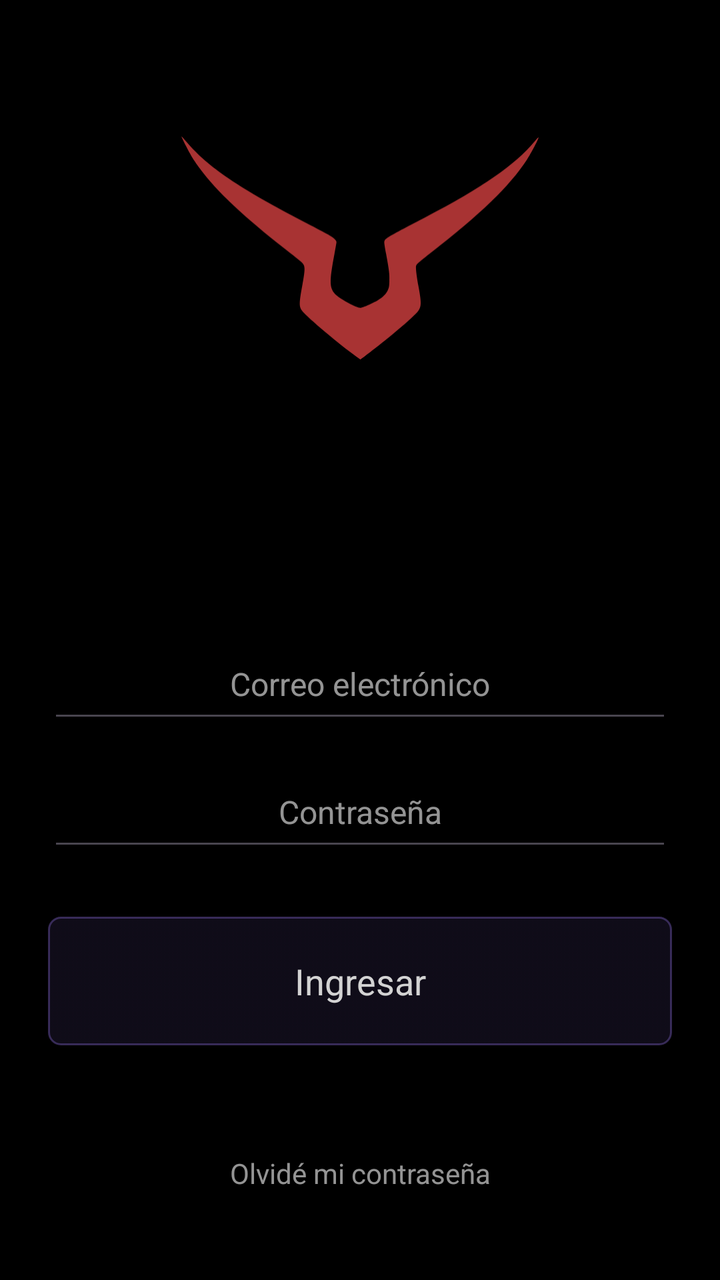
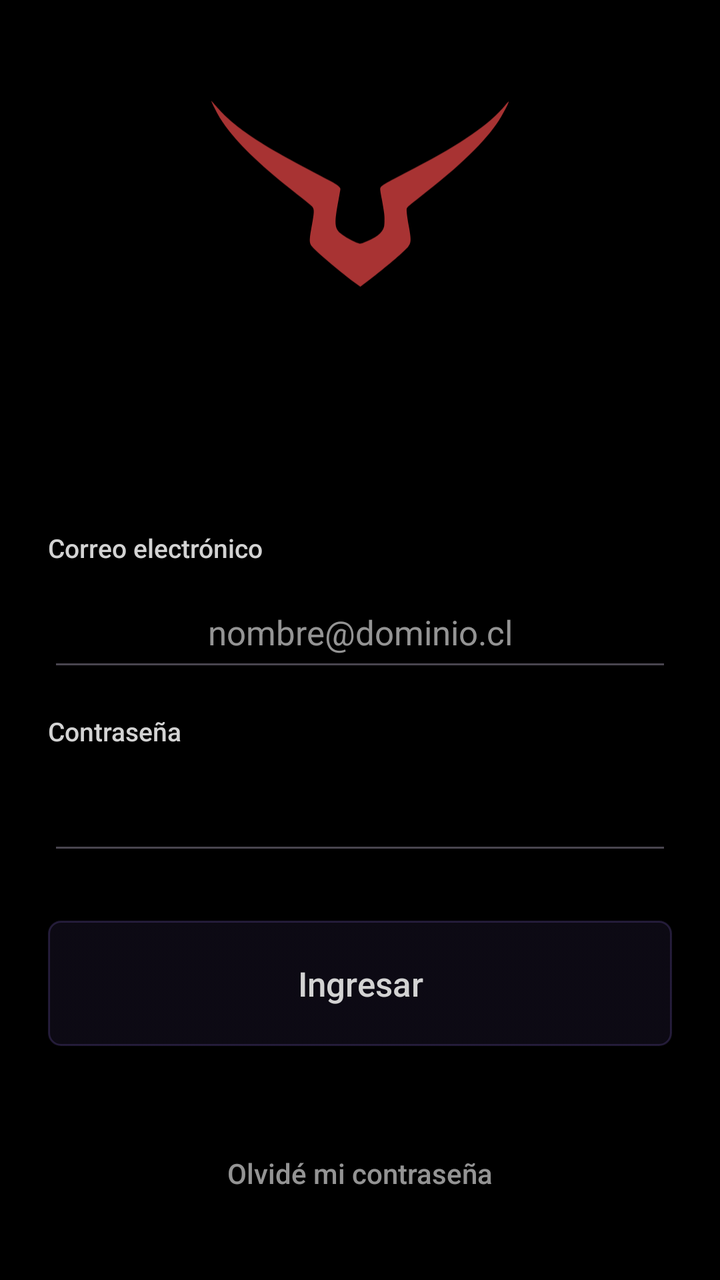

Two renders of the same Android screen: before a commit and after it. Below are the layout's source before the change and the commit's diff.
<!-- AndroidManifest.xml: application theme Theme.PROYECTOPENKA -->
<!-- res/layout/activity_main.xml -->
<?xml version="1.0" encoding="utf-8"?>
<androidx.constraintlayout.widget.ConstraintLayout xmlns:android="http://schemas.android.com/apk/res/android"
    xmlns:app="http://schemas.android.com/apk/res-auto"
    xmlns:tools="http://schemas.android.com/tools"
    android:id="@+id/main"
    android:layout_width="match_parent"
    android:layout_height="match_parent"
    tools:context=".MainActivity">

    <ImageView
        android:id="@+id/imageView3"
        android:layout_width="180dp"
        android:layout_height="135dp"
        android:layout_marginTop="56dp"
        app:layout_constraintEnd_toEndOf="parent"
        app:layout_constraintStart_toStartOf="parent"
        app:layout_constraintTop_toTopOf="parent"
        app:srcCompat="@drawable/logo" />

    <TextView
        android:id="@+id/logintitle"
        style="@style/Titulo"
        android:layout_width="wrap_content"
        android:layout_height="wrap_content"
        android:layout_marginTop="24dp"
        app:layout_constraintEnd_toEndOf="parent"
        app:layout_constraintStart_toStartOf="parent"
        app:layout_constraintTop_toBottomOf="@+id/imageView3" />

    <TextView
        android:id="@+id/loginsignal"
        style="@style/Pista"
        android:layout_width="wrap_content"
        android:layout_height="wrap_content"
        android:layout_marginTop="8dp"
        app:layout_constraintEnd_toEndOf="parent"
        app:layout_constraintStart_toStartOf="parent"
        app:layout_constraintTop_toBottomOf="@+id/logintitle" />

    <EditText
        android:id="@+id/correologin"
        style="@style/Campo"
        android:layout_marginStart="24dp"
        android:layout_marginEnd="24dp"
        android:layout_marginTop="32dp"
        android:autofillHints="emailAddress"
        android:hint="Correo electrónico"
        android:inputType="textEmailAddress"
        app:layout_constraintEnd_toEndOf="parent"
        app:layout_constraintStart_toStartOf="parent"
        app:layout_constraintTop_toBottomOf="@+id/loginsignal" />

    <EditText
        android:id="@+id/passwordlogin"
        style="@style/Campo"
        android:layout_marginStart="24dp"
        android:layout_marginEnd="24dp"
        android:layout_marginTop="12dp"
        android:autofillHints="password"
        android:hint="Contraseña"
        android:inputType="textPassword"
        app:layout_constraintEnd_toEndOf="parent"
        app:layout_constraintStart_toStartOf="parent"
        app:layout_constraintTop_toBottomOf="@+id/correologin" />

    <Button
        android:id="@+id/btnlogintry"
        style="@style/Boton"
        android:layout_width="match_parent"
        android:layout_height="wrap_content"
        android:layout_marginStart="24dp"
        android:layout_marginEnd="24dp"
        android:layout_marginTop="28dp"
        android:text="Ingresar"
        app:layout_constraintEnd_toEndOf="parent"
        app:layout_constraintStart_toStartOf="parent"
        app:layout_constraintTop_toBottomOf="@+id/passwordlogin" />

    <Button
        android:id="@+id/btnprogreso"
        style="@style/Boton.Texto"
        android:layout_width="wrap_content"
        android:layout_height="wrap_content"
        android:layout_marginBottom="24dp"
        android:text="Olvidé mi contraseña"
        app:layout_constraintBottom_toBottomOf="parent"
        app:layout_constraintEnd_toEndOf="parent"
        app:layout_constraintStart_toStartOf="parent" />

</androidx.constraintlayout.widget.ConstraintLayout>
<!-- resources referenced by this layout -->
<resources>
  <style name="Boton" parent="Widget.AppCompat.Button.Borderless">
          <item name="android:background">@drawable/fondo_boton</item>
          <item name="android:textColor">@color/texto_boton</item>
          <item name="android:textAllCaps">false</item>
          <item name="android:fontFamily">sans-serif</item>
          <item name="android:textSize">18sp</item>
          <item name="android:minHeight">56dp</item>
          <item name="android:paddingStart">24dp</item>
          <item name="android:paddingEnd">24dp</item>
          <item name="android:paddingTop">16dp</item>
          <item name="android:paddingBottom">16dp</item>
      </style>
  <style name="Boton.Texto">
          <item name="android:background">@drawable/fondo_boton_plano</item>
          <item name="android:textColor">@color/texto_pista</item>
          <item name="android:textSize">14sp</item>
          <item name="android:minHeight">40dp</item>
          <item name="android:paddingStart">12dp</item>
          <item name="android:paddingEnd">12dp</item>
      </style>
  <style name="Campo" parent="Widget.AppCompat.EditText">
          <item name="android:layout_width">match_parent</item>
          <item name="android:layout_height">52dp</item>
          <item name="android:fontFamily">sans-serif</item>
          <item name="android:textSize">16sp</item>
          <item name="android:textColor">@color/texto</item>
          <item name="android:textColorHint">@color/texto_pista</item>
          <item name="android:textAlignment">center</item>
      </style>
  <style name="Pista">
          <item name="android:fontFamily">sans-serif</item>
          <item name="android:textColor">@color/texto_pista</item>
          <item name="android:textSize">14sp</item>
          <item name="android:textAlignment">center</item>
      </style>
  <style name="Theme.PROYECTOPENKA" parent="Base.Theme.PROYECTOPENKA" />
  <!-- drawable fondo_boton (drawable) -->
  <?xml version="1.0" encoding="utf-8"?>
  <selector xmlns:android="http://schemas.android.com/apk/res/android">
      <item android:state_enabled="false">
          <shape android:shape="rectangle">
              <solid android:color="#0F960000" />
              <stroke android:width="1dp" android:color="#33D3D3D3" />
              <corners android:radius="6dp" />
          </shape>
      </item>
      <item android:state_pressed="true">
          <shape android:shape="rectangle">
              <solid android:color="#66960000" />
              <stroke android:width="1dp" android:color="@color/borde" />
              <corners android:radius="6dp" />
          </shape>
      </item>
      <item>
          <shape android:shape="rectangle">
              <solid android:color="#26960000" />
              <stroke android:width="1dp" android:color="@color/borde" />
              <corners android:radius="6dp" />
          </shape>
      </item>
  </selector>
  <color name="texto_pista">#B3D3D3D3</color>
  <color name="texto">#FFD3D3D3</color>
  <color name="texto_titulo">#FFA8A6A6</color>
  <style name="Base.Theme.PROYECTOPENKA" parent="Theme.Material3.DayNight.NoActionBar">
          <item name="android:windowBackground">@android:color/black</item>
          <item name="android:windowAnimationStyle">@style/FadeTransition</item>
      </style>
  <color name="borde">#80397676</color>
  <!-- unchanged entries left out for length: 4 -->
</resources>

<!-- the commit's change to res/layout/activity_main.xml (unified diff, before → after) -->
@@ -7,84 +7,122 @@
     android:layout_height="match_parent"
     tools:context=".MainActivity">
 
-    <ImageView
-        android:id="@+id/imageView3"
-        android:layout_width="180dp"
-        android:layout_height="135dp"
-        android:layout_marginTop="56dp"
+    <ScrollView
+        android:layout_width="0dp"
+        android:layout_height="0dp"
+        android:fillViewport="true"
+        app:layout_constraintBottom_toBottomOf="parent"
         app:layout_constraintEnd_toEndOf="parent"
         app:layout_constraintStart_toStartOf="parent"
-        app:layout_constraintTop_toTopOf="parent"
-        app:srcCompat="@drawable/logo" />
+        app:layout_constraintTop_toTopOf="parent">
 
-    <TextView
-        android:id="@+id/logintitle"
-        style="@style/Titulo"
-        android:layout_width="wrap_content"
-        android:layout_height="wrap_content"
-        android:layout_marginTop="24dp"
-        app:layout_constraintEnd_toEndOf="parent"
-        app:layout_constraintStart_toStartOf="parent"
-        app:layout_constraintTop_toBottomOf="@+id/imageView3" />
+        <androidx.constraintlayout.widget.ConstraintLayout
+            android:layout_width="match_parent"
+            android:layout_height="match_parent">
 
-    <TextView
-        android:id="@+id/loginsignal"
-        style="@style/Pista"
-        android:layout_width="wrap_content"
-        android:layout_height="wrap_content"
-        android:layout_marginTop="8dp"
-        app:layout_constraintEnd_toEndOf="parent"
-        app:layout_constraintStart_toStartOf="parent"
-        app:layout_constraintTop_toBottomOf="@+id/logintitle" />
+            <ImageView
+                android:id="@+id/imageView3"
+                android:layout_width="150dp"
+                android:layout_height="113dp"
+                android:layout_marginTop="40dp"
+                app:layout_constraintEnd_toEndOf="parent"
+                app:layout_constraintStart_toStartOf="parent"
+                app:layout_constraintTop_toTopOf="parent"
+                app:srcCompat="@drawable/logo" />
 
-    <EditText
-        android:id="@+id/correologin"
-        style="@style/Campo"
-        android:layout_marginStart="24dp"
-        android:layout_marginEnd="24dp"
-        android:layout_marginTop="32dp"
-        android:autofillHints="emailAddress"
-        android:hint="Correo electrónico"
-        android:inputType="textEmailAddress"
-        app:layout_constraintEnd_toEndOf="parent"
-        app:layout_constraintStart_toStartOf="parent"
-        app:layout_constraintTop_toBottomOf="@+id/loginsignal" />
+            <TextView
+                android:id="@+id/logintitle"
+                style="@style/Titulo"
+                android:layout_width="wrap_content"
+                android:layout_height="wrap_content"
+                android:layout_marginTop="20dp"
+                app:layout_constraintEnd_toEndOf="parent"
+                app:layout_constraintStart_toStartOf="parent"
+                app:layout_constraintTop_toBottomOf="@+id/imageView3" />
 
-    <EditText
-        android:id="@+id/passwordlogin"
-        style="@style/Campo"
-        android:layout_marginStart="24dp"
-        android:layout_marginEnd="24dp"
-        android:layout_marginTop="12dp"
-        android:autofillHints="password"
-        android:hint="Contraseña"
-        android:inputType="textPassword"
-        app:layout_constraintEnd_toEndOf="parent"
-        app:layout_constraintStart_toStartOf="parent"
-        app:layout_constraintTop_toBottomOf="@+id/correologin" />
+            <TextView
+                android:id="@+id/loginsignal"
+                style="@style/Pista"
+                android:layout_width="wrap_content"
+                android:layout_height="wrap_content"
+                android:layout_marginTop="6dp"
+                app:layout_constraintEnd_toEndOf="parent"
+                app:layout_constraintStart_toStartOf="parent"
+                app:layout_constraintTop_toBottomOf="@+id/logintitle" />
 
-    <Button
-        android:id="@+id/btnlogintry"
-        style="@style/Boton"
-        android:layout_width="match_parent"
-        android:layout_height="wrap_content"
-        android:layout_marginStart="24dp"
-        android:layout_marginEnd="24dp"
-        android:layout_marginTop="28dp"
-        android:text="Ingresar"
-        app:layout_constraintEnd_toEndOf="parent"
-        app:layout_constraintStart_toStartOf="parent"
-        app:layout_constraintTop_toBottomOf="@+id/passwordlogin" />
+            <TextView
+                android:id="@+id/labelcorreo"
+                style="@style/Etiqueta"
+                android:layout_marginStart="24dp"
+                android:layout_marginEnd="24dp"
+                android:layout_marginTop="28dp"
+                android:text="Correo electrónico"
+                app:layout_constraintEnd_toEndOf="parent"
+                app:layout_constraintStart_toStartOf="parent"
+                app:layout_constraintTop_toBottomOf="@+id/loginsignal" />
 
-    <Button
-        android:id="@+id/btnprogreso"
-        style="@style/Boton.Texto"
-        android:layout_width="wrap_content"
-        android:layout_height="wrap_content"
-        android:layout_marginBottom="24dp"
-        android:text="Olvidé mi contraseña"
-        app:layout_constraintBottom_toBottomOf="parent"
-        app:layout_constraintEnd_toEndOf="parent"
-        app:layout_constraintStart_toStartOf="parent" />
+            <EditText
+                android:id="@+id/correologin"
+                style="@style/Campo"
+                android:layout_marginStart="24dp"
+                android:layout_marginEnd="24dp"
+                android:layout_marginTop="6dp"
+                android:autofillHints="emailAddress"
+                android:hint="nombre@dominio.cl"
+                android:inputType="textEmailAddress"
+                app:layout_constraintEnd_toEndOf="parent"
+                app:layout_constraintStart_toStartOf="parent"
+                app:layout_constraintTop_toBottomOf="@+id/labelcorreo" />
+
+            <TextView
+                android:id="@+id/labelclave"
+                style="@style/Etiqueta"
+                android:layout_marginStart="24dp"
+                android:layout_marginEnd="24dp"
+                android:text="Contraseña"
+                app:layout_constraintEnd_toEndOf="parent"
+                app:layout_constraintStart_toStartOf="parent"
+                app:layout_constraintTop_toBottomOf="@+id/correologin" />
+
+            <EditText
+                android:id="@+id/passwordlogin"
+                style="@style/Campo"
+                android:layout_marginStart="24dp"
+                android:layout_marginEnd="24dp"
+                android:layout_marginTop="6dp"
+                android:autofillHints="password"
+                android:inputType="textPassword"
+                app:layout_constraintEnd_toEndOf="parent"
+                app:layout_constraintStart_toStartOf="parent"
+                app:layout_constraintTop_toBottomOf="@+id/labelclave" />
+
+            <Button
+                android:id="@+id/btnlogintry"
+                style="@style/Boton"
+                android:layout_width="0dp"
+                android:layout_height="wrap_content"
+                android:layout_marginStart="24dp"
+                android:layout_marginEnd="24dp"
+                android:layout_marginTop="28dp"
+                android:text="Ingresar"
+                app:layout_constraintEnd_toEndOf="parent"
+                app:layout_constraintStart_toStartOf="parent"
+                app:layout_constraintTop_toBottomOf="@+id/passwordlogin" />
+
+            <Button
+                android:id="@+id/btnprogreso"
+                style="@style/Boton.Texto"
+                android:layout_width="wrap_content"
+                android:layout_height="wrap_content"
+                android:layout_marginTop="20dp"
+                android:layout_marginBottom="24dp"
+                android:text="Olvidé mi contraseña"
+                app:layout_constraintBottom_toBottomOf="parent"
+                app:layout_constraintEnd_toEndOf="parent"
+                app:layout_constraintStart_toStartOf="parent" />
+
+        </androidx.constraintlayout.widget.ConstraintLayout>
+
+    </ScrollView>
 
 </androidx.constraintlayout.widget.ConstraintLayout>
<!-- resource entries referenced after the edit -->
@@ -4,8 +4,8 @@
           <item name="android:background">@drawable/fondo_boton</item>
           <item name="android:textColor">@color/texto_boton</item>
           <item name="android:textAllCaps">false</item>
-          <item name="android:fontFamily">sans-serif</item>
-          <item name="android:textSize">18sp</item>
+          <item name="android:fontFamily">sans-serif-medium</item>
+          <item name="android:textSize">17sp</item>
           <item name="android:minHeight">56dp</item>
           <item name="android:paddingStart">24dp</item>
           <item name="android:paddingEnd">24dp</item>
@@ -16,7 +16,7 @@
           <item name="android:background">@drawable/fondo_boton_plano</item>
           <item name="android:textColor">@color/texto_pista</item>
           <item name="android:textSize">14sp</item>
-          <item name="android:minHeight">40dp</item>
+          <item name="android:minHeight">48dp</item>
           <item name="android:paddingStart">12dp</item>
           <item name="android:paddingEnd">12dp</item>
       </style>
@@ -24,15 +24,23 @@
           <item name="android:layout_width">match_parent</item>
           <item name="android:layout_height">52dp</item>
           <item name="android:fontFamily">sans-serif</item>
-          <item name="android:textSize">16sp</item>
+          <item name="android:textSize">17sp</item>
           <item name="android:textColor">@color/texto</item>
           <item name="android:textColorHint">@color/texto_pista</item>
           <item name="android:textAlignment">center</item>
       </style>
+  <style name="Etiqueta">
+          <item name="android:layout_width">match_parent</item>
+          <item name="android:layout_height">wrap_content</item>
+          <item name="android:layout_marginTop">16dp</item>
+          <item name="android:fontFamily">sans-serif-medium</item>
+          <item name="android:textColor">@color/texto</item>
+          <item name="android:textSize">13sp</item>
+      </style>
   <style name="Pista">
           <item name="android:fontFamily">sans-serif</item>
           <item name="android:textColor">@color/texto_pista</item>
-          <item name="android:textSize">14sp</item>
+          <item name="android:textSize">13sp</item>
           <item name="android:textAlignment">center</item>
       </style>
   <style name="Theme.PROYECTOPENKA" parent="Base.Theme.PROYECTOPENKA" />
@@ -41,21 +49,21 @@
   <selector xmlns:android="http://schemas.android.com/apk/res/android">
       <item android:state_enabled="false">
           <shape android:shape="rectangle">
-              <solid android:color="#0F960000" />
-              <stroke android:width="1dp" android:color="#33D3D3D3" />
+              <solid android:color="@color/boton_fondo_apagado" />
+              <stroke android:width="1dp" android:color="@color/borde" />
               <corners android:radius="6dp" />
           </shape>
       </item>
       <item android:state_pressed="true">
           <shape android:shape="rectangle">
-              <solid android:color="#66960000" />
-              <stroke android:width="1dp" android:color="@color/borde" />
+              <solid android:color="@color/boton_fondo_apretado" />
+              <stroke android:width="1dp" android:color="@color/acento" />
               <corners android:radius="6dp" />
           </shape>
       </item>
       <item>
           <shape android:shape="rectangle">
-              <solid android:color="#26960000" />
+              <solid android:color="@color/boton_fondo" />
               <stroke android:width="1dp" android:color="@color/borde" />
               <corners android:radius="6dp" />
           </shape>
@@ -68,7 +76,11 @@
           <item name="android:windowBackground">@android:color/black</item>
           <item name="android:windowAnimationStyle">@style/FadeTransition</item>
       </style>
-  <color name="borde">#80397676</color>
+  <color name="boton_fondo_apagado">#0F4DB6AC</color>
+  <color name="borde">#4D4DB6AC</color>
+  <color name="boton_fondo_apretado">#4D4DB6AC</color>
+  <color name="acento">#FF4DB6AC</color>
+  <color name="boton_fondo">#1F4DB6AC</color>
   <!-- unchanged entries left out for length: 4 -->
 </resources>
 
